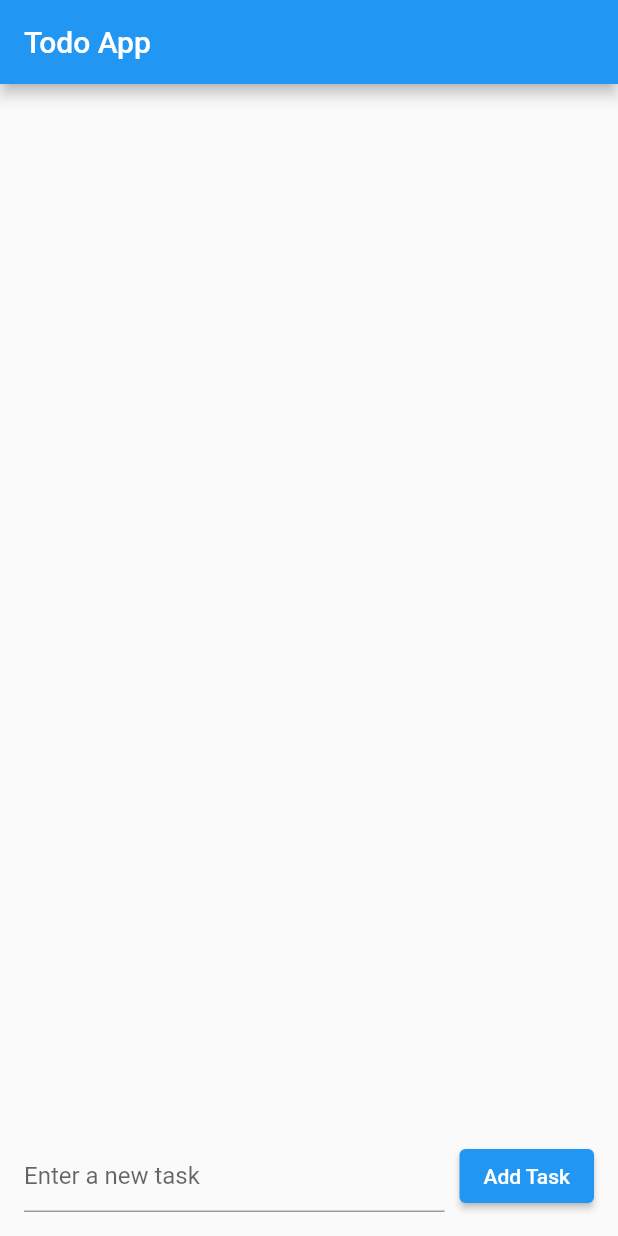
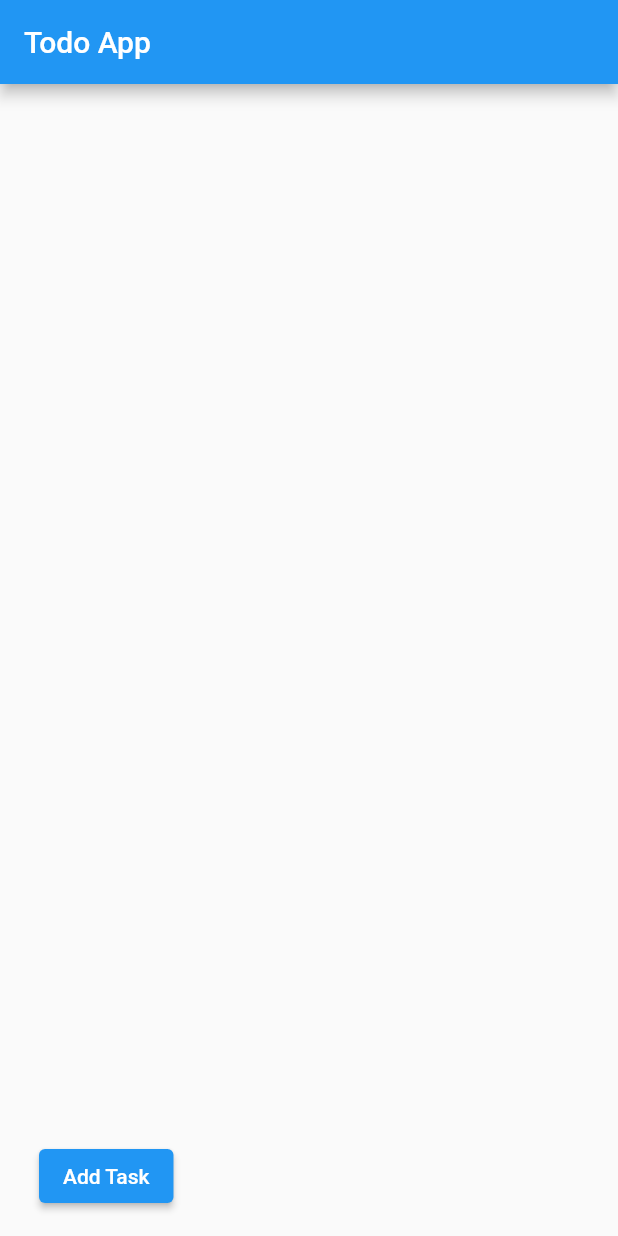
Before and after one commit to BK-Bagchi/flutter-todo, a Flutter app: the screen it shows after launch, on a phone screen of 412 x 824 dp. Run offline on Flutter 3.47's test engine with Material 2 defaults, Android fonts, the phone set to English and light mode, and no system bars.

```diff
--- a/lib/main.dart
+++ b/lib/main.dart
@@ -77,18 +77,6 @@ class _TodoListScreenState extends State<TodoListScreen> {
             padding: const EdgeInsets.all(16.0),
             child: Row(
               children: [
-                Expanded(
-                  child: TextField(
-                    decoration: InputDecoration(
-                      hintText: 'Enter a new task',
-                    ),
-                    onSubmitted: (taskName) {
-                      if (taskName.trim().isNotEmpty) {
-                        addTodo(taskName);
-                      }
-                    },
-                  ),
-                ),
                 SizedBox(width: 10),
                 ElevatedButton(
                   onPressed: () {
```
